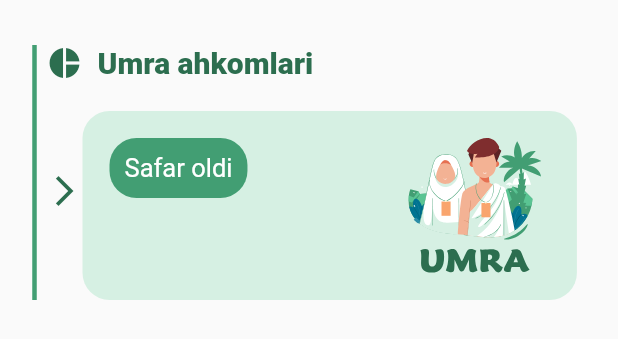
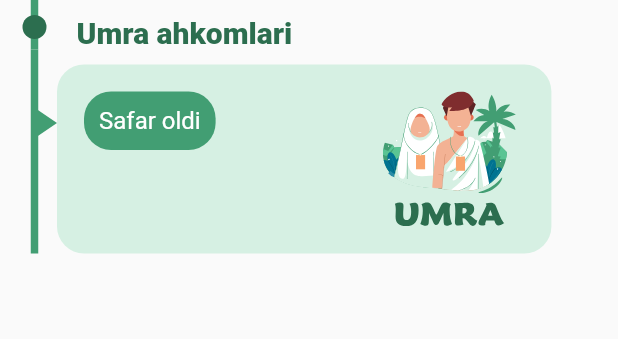
Before and after one commit to Shakhzod19980615/haj, a Flutter app: the MainListItem widget shown alone on an empty page, opened directly with sample values from the repository, on a phone screen of 412 x 824 dp. Shown: the top 339 px of the screen. Run offline on Flutter 3.47's test engine with Material 2 defaults, Android fonts, the light colour scheme and no system bars; our stand-ins replace flutter_svg, sqflite_sqlcipher; accounts and stored records are empty.

Commit message:
main menu list view completed

```diff
--- a/lib/screens/home_page.dart
+++ b/lib/screens/home_page.dart
@@ -54,7 +54,7 @@ class _HomePageState extends State<HomePage> {
             ),
             Container(
               padding: EdgeInsets.symmetric(horizontal: 30,vertical: 5),
-              margin: EdgeInsets.only(top: 30),
+              margin: EdgeInsets.only(top: 50),
               decoration: BoxDecoration(
                 color: Color(0xFFD6F0E3),
                 borderRadius: BorderRadius.circular(20)
--- /dev/null
+++ b/lib/screens/main/widgets/arrow_line.dart
@@ -0,0 +1,22 @@
+import 'package:flutter/cupertino.dart';
+import 'package:flutter/material.dart';
+import 'package:flutter_svg/svg.dart';
+
+class ArrowLine extends StatelessWidget {
+  const ArrowLine({Key? key}) : super(key: key);
+
+  @override
+  Widget build(BuildContext context) {
+    return Stack(
+      children: [
+        VerticalDivider(
+          color: Color(0xFF429E73),
+          thickness: 5,
+        ),
+        Container(
+            margin: EdgeInsets.only(top: 40,left: 10),
+            child: SvgPicture.asset("assets/images/filled_arrow.svg")),
+      ],
+    );
+  }
+}
--- /dev/null
+++ b/lib/screens/main/widgets/dot_line.dart
@@ -0,0 +1,40 @@
+import 'package:flutter/cupertino.dart';
+import 'package:flutter/material.dart';
+
+class DotLine extends StatelessWidget {
+  const DotLine({Key? key,this.padding,required this.isTop}) : super(key: key);
+  final EdgeInsets? padding;
+  final bool isTop;
+
+  @override
+  Widget build(BuildContext context) {
+    return Container(
+      padding: isTop?padding:null,
+      child: Stack(
+        children: [
+
+          const VerticalDivider(
+            color: Color(0xFF429E73),
+            thickness: 5,
+          ),
+
+
+          Padding(
+            padding:!isTop?padding??EdgeInsets.zero:EdgeInsets.zero,
+            child: Align(
+              alignment: Alignment.topCenter,
+              child: Container(
+                width: 16,
+                height: 16,
+                decoration: BoxDecoration(
+                    color: Color(0xFF2C6E4F),
+                    borderRadius: BorderRadius.circular(50)
+                ),
+              ),
+            ),
+          ),
+        ],
+      ),
+    );
+  }
+}
--- a/lib/screens/main/widgets/main_list_item.dart
+++ b/lib/screens/main/widgets/main_list_item.dart
@@ -1,32 +1,31 @@
 import 'package:flutter/material.dart';
 import 'package:flutter_svg/flutter_svg.dart';
 import 'package:haj/model/demo_model.dart';
+import 'package:haj/screens/main/widgets/arrow_line.dart';
+import 'package:haj/screens/main/widgets/dot_line.dart';
 import 'package:haj/screens/main/widgets/submain_list_item.dart';
 
 class MainListItem extends StatelessWidget {
-  const MainListItem({Key? key,required this.model}) : super(key: key);
+  const MainListItem({Key? key,required this.model,required this.isTopItem}) : super(key: key);
   final DemoModel model;
+  final bool isTopItem;
   @override
   Widget build(BuildContext context) {
     return Column(
       children: [
 
         Container(
-          margin: EdgeInsets.only(top: 30),
+          margin: EdgeInsets.only(top: 0),
           child: IntrinsicHeight(
             child: Row(
               mainAxisAlignment: MainAxisAlignment.start,
               children: [
                 Container(
                     margin: EdgeInsets.only(left: 15),
-                    child: Text('')),
-                VerticalDivider(
-                  color: Color(0xFF429E73),
-                  thickness: 3,
-                ),
-                Icon(Icons.pie_chart,color:Color(0xFF2C6E4F)),
+                    ),
+                DotLine(padding: EdgeInsets.only(top: 10,),isTop: isTopItem,),
                 Container(
-                  margin: EdgeInsets.only(left: 10),
+                  margin: EdgeInsets.only(left: 20,top: 10),
                   child: Text(model.title??"",
                     style: TextStyle(
                         color: Color(0xFF2C6E4F),
@@ -38,6 +37,7 @@ class MainListItem extends StatelessWidget {
         ),
         ListView.builder(
           physics: NeverScrollableScrollPhysics(),
+            padding: EdgeInsets.zero,
             itemCount: model.subList?.length??0,
             shrinkWrap: true,
             itemBuilder:(context,index){
@@ -46,15 +46,11 @@ class MainListItem extends StatelessWidget {
               children: [
                 Container(
                     margin: EdgeInsets.only(left: 15),
-                    child: Text('')),
-                VerticalDivider(
-                  color: Color(0xFF429E73),
-                  thickness: 3,
                 ),
-                Icon(Icons.arrow_forward_ios,color:Color(0xFF2C6E4F)),
+                ArrowLine(),
                 Container(
                   width: MediaQuery.of(context).size.width*0.8,
-                  margin:EdgeInsets.only(top: 20,left: 0),
+                  margin:EdgeInsets.only(top: 10,left: 0),
                   decoration:BoxDecoration(
                     borderRadius: BorderRadius.all(Radius.circular(18)),
                     color: Color(0xFFD6F0E3),
@@ -68,13 +64,12 @@ class MainListItem extends StatelessWidget {
                           alignment:Alignment.topLeft,
                           child: Container(
                              padding:EdgeInsets.all(10),
-                              margin:EdgeInsets.only(right: 10),
                               decoration: BoxDecoration(
                                 borderRadius: BorderRadius.all(Radius.circular(18)),
                                 color: Color(0xFF429E73)
                               ),
                               child: Text(model.subList?[index].subTitle??"",
-                              style: TextStyle(color: Colors.white,fontSize: 17,
+                              style: TextStyle(color: Colors.white,fontSize: 16,
                               fontWeight: FontWeight.w400),)),
                         ),
                         Spacer(),
```
Also changed, not shown: lib/screens/main/main_menu_page.dart (+115 -7 lines), assets/images/about_logo.svg (added), assets/images/filled_arrow.svg (added), assets/images/menu_green_logo.svg (added), assets/images/menu_logo.svg (added).
